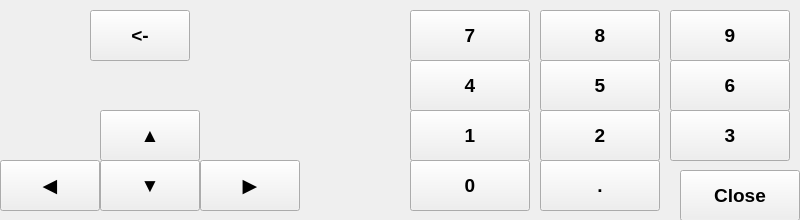
This is src/keyboardnumeric.ui in krontech/chronos-cam-app as Qt 5 draws it before an edit. The edited form follows.
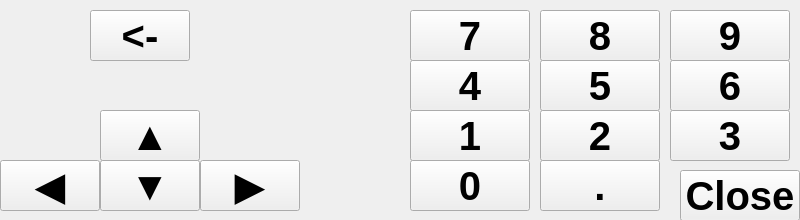
This is the edited form.

Commit message: Increased font size on numeric keypad

```diff
--- a/src/keyboardnumeric.ui
+++ b/src/keyboardnumeric.ui
@@ -30,7 +30,7 @@
    </property>
    <property name="font">
     <font>
-     <pointsize>14</pointsize>
+     <pointsize>30</pointsize>
      <weight>75</weight>
      <italic>false</italic>
      <bold>true</bold>
@@ -51,7 +51,7 @@
    </property>
    <property name="font">
     <font>
-     <pointsize>14</pointsize>
+     <pointsize>30</pointsize>
      <weight>75</weight>
      <italic>false</italic>
      <bold>true</bold>
@@ -72,7 +72,7 @@
    </property>
    <property name="font">
     <font>
-     <pointsize>14</pointsize>
+     <pointsize>30</pointsize>
      <weight>75</weight>
      <italic>false</italic>
      <bold>true</bold>
@@ -93,7 +93,7 @@
    </property>
    <property name="font">
     <font>
-     <pointsize>14</pointsize>
+     <pointsize>30</pointsize>
      <weight>75</weight>
      <italic>false</italic>
      <bold>true</bold>
@@ -114,7 +114,7 @@
    </property>
    <property name="font">
     <font>
-     <pointsize>14</pointsize>
+     <pointsize>30</pointsize>
      <weight>75</weight>
      <italic>false</italic>
      <bold>true</bold>
@@ -135,7 +135,7 @@
    </property>
    <property name="font">
     <font>
-     <pointsize>14</pointsize>
+     <pointsize>30</pointsize>
      <weight>75</weight>
      <italic>false</italic>
      <bold>true</bold>
@@ -156,7 +156,7 @@
    </property>
    <property name="font">
     <font>
-     <pointsize>14</pointsize>
+     <pointsize>30</pointsize>
      <weight>75</weight>
      <italic>false</italic>
      <bold>true</bold>
@@ -177,7 +177,7 @@
    </property>
    <property name="font">
     <font>
-     <pointsize>14</pointsize>
+     <pointsize>30</pointsize>
      <weight>75</weight>
      <italic>false</italic>
      <bold>true</bold>
@@ -198,7 +198,7 @@
    </property>
    <property name="font">
     <font>
-     <pointsize>14</pointsize>
+     <pointsize>30</pointsize>
      <weight>75</weight>
      <italic>false</italic>
      <bold>true</bold>
@@ -219,7 +219,7 @@
    </property>
    <property name="font">
     <font>
-     <pointsize>14</pointsize>
+     <pointsize>30</pointsize>
      <weight>75</weight>
      <italic>false</italic>
      <bold>true</bold>
@@ -240,7 +240,7 @@
    </property>
    <property name="font">
     <font>
-     <pointsize>14</pointsize>
+     <pointsize>30</pointsize>
      <weight>75</weight>
      <italic>false</italic>
      <bold>true</bold>
@@ -261,7 +261,7 @@
    </property>
    <property name="font">
     <font>
-     <pointsize>14</pointsize>
+     <pointsize>30</pointsize>
      <weight>75</weight>
      <italic>false</italic>
      <bold>true</bold>
@@ -282,7 +282,7 @@
    </property>
    <property name="font">
     <font>
-     <pointsize>14</pointsize>
+     <pointsize>30</pointsize>
      <weight>75</weight>
      <italic>false</italic>
      <bold>true</bold>
@@ -303,7 +303,7 @@
    </property>
    <property name="font">
     <font>
-     <pointsize>14</pointsize>
+     <pointsize>30</pointsize>
      <weight>75</weight>
      <italic>false</italic>
      <bold>true</bold>
@@ -324,7 +324,7 @@
    </property>
    <property name="font">
     <font>
-     <pointsize>14</pointsize>
+     <pointsize>30</pointsize>
      <weight>75</weight>
      <italic>false</italic>
      <bold>true</bold>
@@ -345,7 +345,7 @@
    </property>
    <property name="font">
     <font>
-     <pointsize>14</pointsize>
+     <pointsize>30</pointsize>
      <weight>75</weight>
      <italic>false</italic>
      <bold>true</bold>
@@ -366,7 +366,7 @@
    </property>
    <property name="font">
     <font>
-     <pointsize>14</pointsize>
+     <pointsize>30</pointsize>
      <weight>75</weight>
      <italic>false</italic>
      <bold>true</bold>
```
